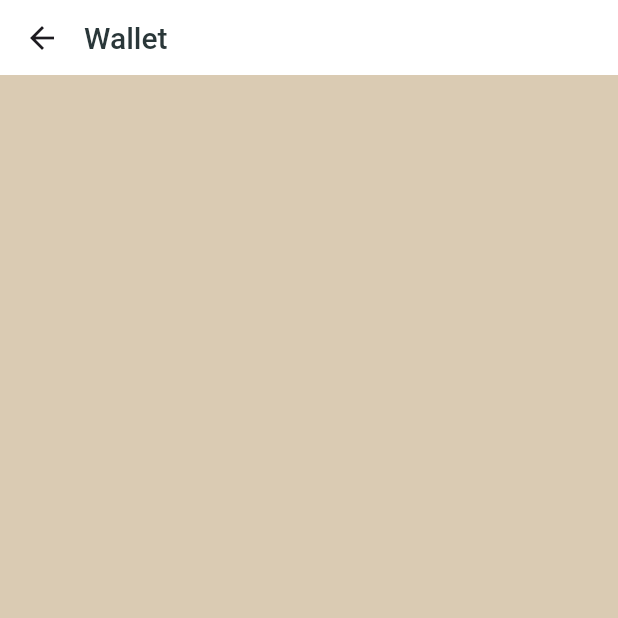
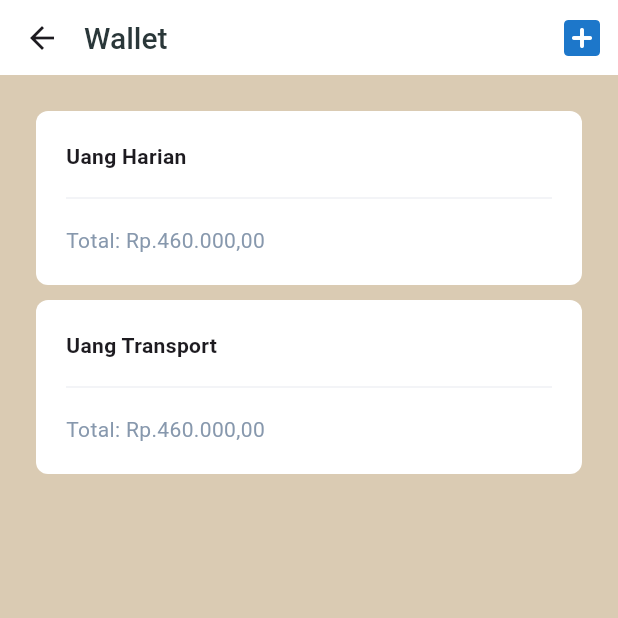
Before and after one commit to wildanarkan/magang_flutter, a Flutter app: the BalanceSheetPage screen opened directly, on a phone screen of 412 x 824 dp, the top half of it. Run offline on Flutter 3.47's test engine with Material 3 defaults, Android fonts, the phone set to English and light mode, and no system bars; our stand-ins replace dotted_border, image_picker.

Commit message:
add : Build Wallet Card

```diff
--- a/lib/pages/balance_sheet_page.dart
+++ b/lib/pages/balance_sheet_page.dart
@@ -1,14 +1,70 @@
 import 'package:flutter/material.dart';
+import 'package:magang_flutter/common/app_color.dart';
+import 'package:magang_flutter/pages/add_businiess_trip_page.dart';
+import 'package:magang_flutter/pages/balance_detail_page.dart';
 import 'package:magang_flutter/widgets/build_test_appbar.dart';
+import 'package:magang_flutter/widgets/build_wallet_card.dart';
 
 class BalanceSheetPage extends StatelessWidget {
-  const BalanceSheetPage({ super.key });
+  const BalanceSheetPage({super.key});
 
   @override
   Widget build(BuildContext context) {
-    return const Scaffold(
-      appBar: BuildTestAppbar(title: 'Wallet'),
-
+    return Scaffold(
+      appBar: BuildTestAppbar(
+        title: 'Wallet',
+        actions: [
+          IconButton(
+            onPressed: () {
+              Navigator.push(
+                context,
+                MaterialPageRoute(
+                  builder: (context) => const AddBusiniessTripPage(),
+                ),
+              );
+            },
+            icon: const Icon(
+              Icons.add_box_rounded,
+              size: 32,
+            ),
+            color: AppColor.primary,
+          ),
+        ],
+      ),
+      body: Padding(
+        padding: const EdgeInsets.all(24.0),
+        child: Column(
+          children: [
+            BuildWalletCard(
+              title: 'Uang Harian',
+              content: 'Total: Rp.460.000,00',
+              onTap: () {
+                  Navigator.push(
+                context,
+                MaterialPageRoute(
+                  builder: (context) => const BalanceDetailPage(),
+                ),
+              );
+              },
+            ),
+            const SizedBox(
+              height: 10,
+            ),
+             BuildWalletCard(
+              title: 'Uang Transport',
+              content: 'Total: Rp.460.000,00',
+              onTap: () {
+                  Navigator.push(
+                context,
+                MaterialPageRoute(
+                  builder: (context) => const BalanceDetailPage(),
+                ),
+              );
+              },
+            ),
+          ],
+        ),
+      ),
     );
   }
 }
--- /dev/null
+++ b/lib/widgets/build_wallet_card.dart
@@ -0,0 +1,55 @@
+import 'package:flutter/material.dart';
+import 'package:magang_flutter/common/app_color.dart';
+
+class BuildWalletCard extends StatelessWidget {
+  const BuildWalletCard({
+    required this.title,
+    required this.content,
+    this.onTap,
+    super.key,
+  });
+
+  final String title;
+  final String content;
+  final VoidCallback? onTap;
+
+  @override
+  Widget build(BuildContext context) {
+    return GestureDetector(
+      onTap: onTap,
+      child: Container(
+        width: double.infinity,
+        decoration: BoxDecoration(
+          borderRadius: BorderRadius.circular(8),
+          color: Colors.white,
+        ),
+        child:  Padding(
+          padding: const EdgeInsets.all(20),
+          child: Column(
+            crossAxisAlignment: CrossAxisAlignment.start,
+            children: [
+               Text(
+                title,
+                style: const TextStyle(
+                  fontWeight: FontWeight.w600,
+                  fontSize: 14,
+                ),
+              ),
+              const SizedBox(height: 10,),
+              const Divider(),
+              const SizedBox(height: 10,),
+              Text(
+                content,
+                style: TextStyle(
+                  fontSize: 14,
+                  fontWeight: FontWeight.w400,
+                  color: AppColor.textBody
+                ),
+              )
+            ],
+          ),
+        ),
+      ),
+    );
+  }
+}
```
Also changed, not shown: lib/pages/balance_detail_page.dart (added, +197 -0 lines), lib/pages/balance_sheet_detail_page.dart (+6 -13 lines), lib/widgets/build_widget_between.dart (+6 -1 lines).
